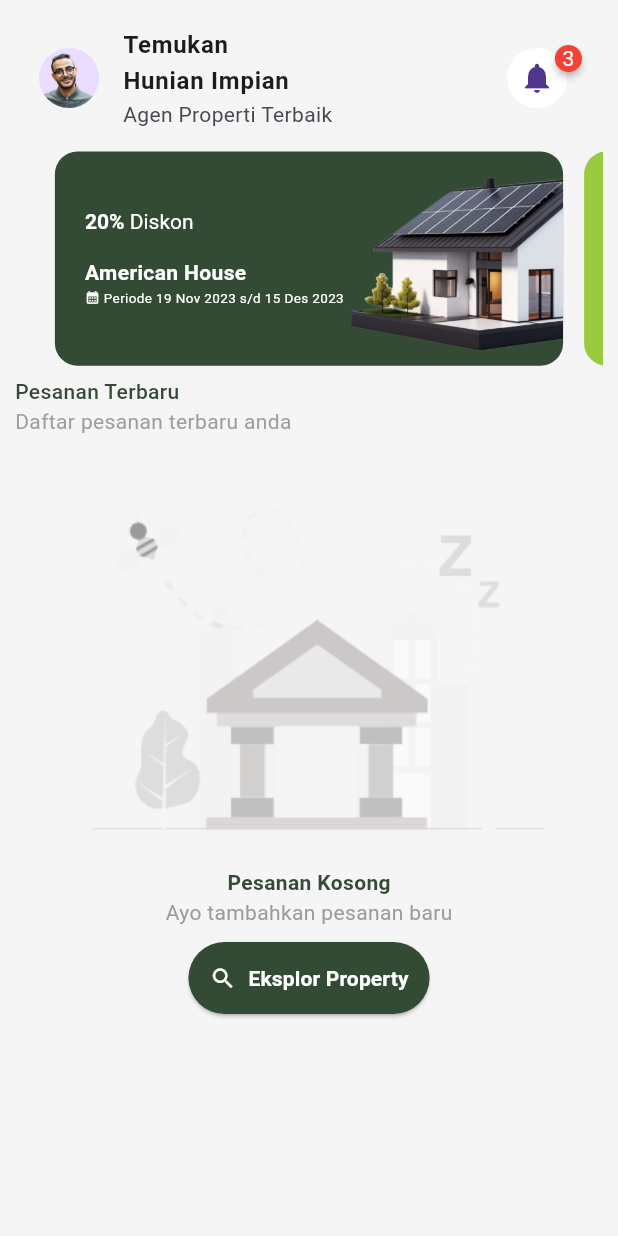
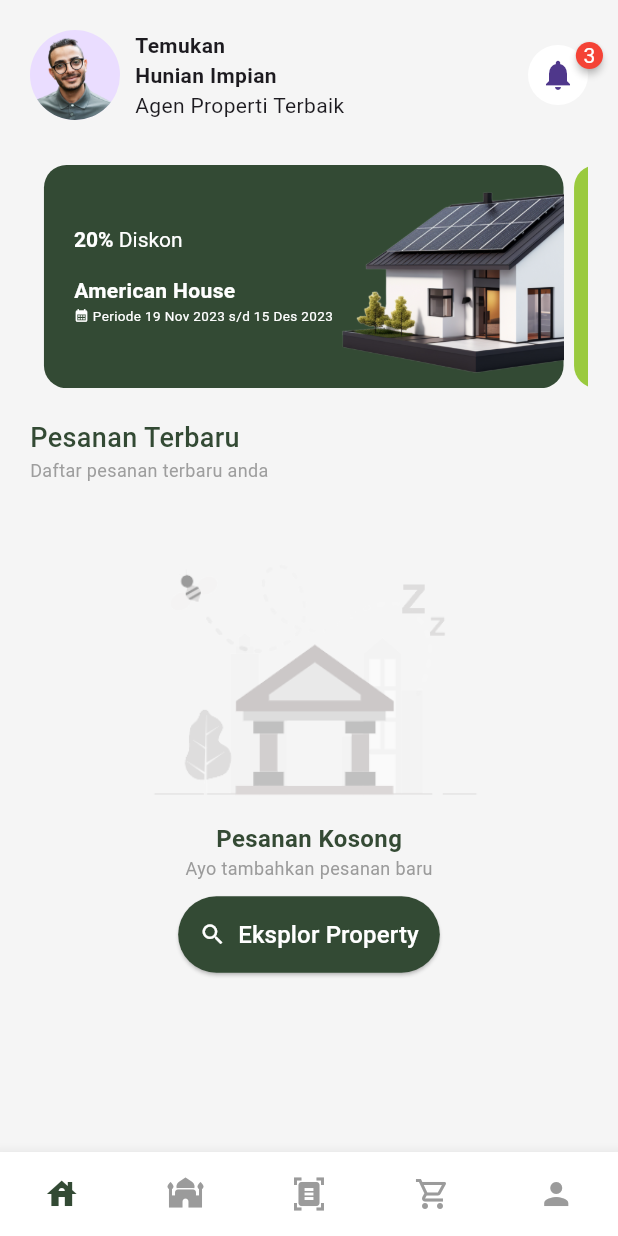
Before and after one commit to fandi0717/property_app, a Flutter app: the screen it shows after launch, after a tap on "Eksplor Property", on a phone screen of 412 x 824 dp. Run offline on Flutter 3.47's test engine with Material 3 defaults, Android fonts, the phone set to English and light mode, and no system bars; drawn by our look-alikes of auto_size_text, badges, carousel_slider, custom_navigation_bar; our stand-ins replace equatable, flutter_bloc, gap.

Commit message:
update ui home empty 1.0

```diff
--- /dev/null
+++ b/lib/core/bottom_navigation_bar/cubit/bottom_navigation_bar_cubit.dart
@@ -0,0 +1,7 @@
+import 'package:flutter_bloc/flutter_bloc.dart';
+
+class BottomNavigationBarCubit extends Cubit<int> {
+  BottomNavigationBarCubit() : super(0);
+
+  changeIndex(int index) => emit(index);
+}
--- /dev/null
+++ b/lib/core/bottom_navigation_bar/widgets/bottom_navigation_bar_widget.dart
@@ -0,0 +1,64 @@
+import 'package:flutter/material.dart';
+import 'package:flutter_bloc/flutter_bloc.dart';
+import 'package:property_app/routes/route_name.dart';
+import 'package:custom_navigation_bar/custom_navigation_bar.dart';
+
+import '../cubit/bottom_navigation_bar_cubit.dart';
+
+// Widget bottomNavigationBarWidget(BuildContext context) {
+//   return AnimatedBottomNavigationBar(
+//     icons: const [
+//       Icons.home,
+//       Icons.house,
+//       Icons.document_scanner,
+//       Icons.shopping_cart,
+//       Icons.person
+//     ],
+//     gapLocation: GapLocation.none,
+//     notchSmoothness: NotchSmoothness.defaultEdge,
+//     leftCornerRadius: 24,
+//     rightCornerRadius: 24,
+//     activeColor: const Color.fromARGB(255, 51, 74, 52),
+//     inactiveColor: const Color.fromARGB(255, 155, 155, 155),
+//     activeIndex: context.read<BottomNavigationBarCubit>().state,
+//     onTap: (int index) {
+//       context.read<BottomNavigationBarCubit>().changeIndex(index);
+//       changeBodyUI(index, context);
+//     },
+//   );
+// }
+
+changeBodyUI(int index, BuildContext context) {
+  switch (index) {
+    case 0:
+      Navigator.of(context)
+          .pushNamedAndRemoveUntil(RouteName.HOME, (route) => false);
+      break;
+    case 1:
+      Navigator.of(context)
+          .pushNamedAndRemoveUntil(RouteName.BUILDING, (route) => false);
+    default:
+      Navigator.of(context)
+          .pushNamedAndRemoveUntil(RouteName.HOME, (route) => false);
+      break;
+  }
+}
+
+Widget bottomNavigationBarWidget(BuildContext context) {
+  return CustomNavigationBar(
+    items: [
+      CustomNavigationBarItem(icon: const Icon(Icons.house)),
+      CustomNavigationBarItem(icon: const Icon(Icons.mosque)),
+      CustomNavigationBarItem(icon: const Icon(Icons.document_scanner)),
+      CustomNavigationBarItem(icon: const Icon(Icons.shopping_cart_outlined)),
+      CustomNavigationBarItem(icon: const Icon(Icons.person)),
+    ],
+    selectedColor: const Color.fromARGB(255, 51, 74, 52),
+    currentIndex: context.read<BottomNavigationBarCubit>().state,
+    unSelectedColor: const Color.fromARGB(255, 155, 155, 155),
+    onTap: (int index) {
+      context.read<BottomNavigationBarCubit>().changeIndex(index);
+      changeBodyUI(index, context);
+    },
+  );
+}
--- /dev/null
+++ b/lib/features/building/presentation/building_screen.dart
@@ -0,0 +1,16 @@
+import 'package:flutter/material.dart';
+import 'package:property_app/core/bottom_navigation_bar/widgets/bottom_navigation_bar_widget.dart';
+
+class BuildingScreen extends StatelessWidget {
+  const BuildingScreen({super.key});
+
+  @override
+  Widget build(BuildContext context) {
+    return Scaffold(
+      body: const Center(
+        child: Text("Building Screen"),
+      ),
+      bottomNavigationBar: bottomNavigationBarWidget(context),
+    );
+  }
+}
--- a/lib/features/home/presentation/screens/home_screen.dart
+++ b/lib/features/home/presentation/screens/home_screen.dart
@@ -1,11 +1,13 @@
 import 'package:carousel_slider/carousel_slider.dart';
 import 'package:flutter/material.dart';
 import 'package:flutter_bloc/flutter_bloc.dart';
+import 'package:property_app/core/bottom_navigation_bar/widgets/bottom_navigation_bar_widget.dart';
 import 'package:property_app/features/home/logic/bloc/home_bloc.dart';
 import 'package:property_app/features/home/presentation/widgets/carousel_slider/slider_property_widget.dart';
-import 'package:flutter_svg/flutter_svg.dart';
+import 'package:gap/gap.dart';
 
 import '../widgets/head/head_widget.dart';
+import '../widgets/home_state/home_empty_widget.dart';
 
 class HomeScreen extends StatelessWidget {
   const HomeScreen({super.key});
@@ -16,11 +18,15 @@ class HomeScreen extends StatelessWidget {
       body: SafeArea(
         child: Container(
           color: Theme.of(context).primaryColor,
-        padding: const EdgeInsets.all(10),
+          // padding: const EdgeInsets.fromLTRB(25, 40, 25, 40),
+          padding: const EdgeInsets.symmetric(horizontal: 20, vertical: 20),
           child: Column(
+            // mainAxisAlignment: MainAxisAlignment.spaceEvenly,
             children: [
               /// [HEAD]
               const HeadWidget(),
+
+              const Gap(30),
 
               /// [CAROUSEL SLIDER]
               CarouselSlider(
@@ -32,6 +38,7 @@ class HomeScreen extends StatelessWidget {
                       endDate: DateTime(2023, 12, 15),
                       backgroundColor: const Color.fromARGB(255, 51, 74, 52),
                     ),
+                    // const Gap(1),
                     SliderPropertyWidget(
                       diskon: 40,
                       name: "American House",
@@ -41,7 +48,7 @@ class HomeScreen extends StatelessWidget {
                     )
                   ],
                   options: CarouselOptions(
-                  viewportFraction: 0.9,
+                    viewportFraction: 0.95,
                     // height: 200,
                     autoPlay: true,
                     aspectRatio: 5 / 2,
@@ -49,122 +56,14 @@ class HomeScreen extends StatelessWidget {
                     // enlargeCenterPage: true
                   )),
 
+              const Gap(20),
+
               /// [BLOC STATE]
               Expanded(
                 child: BlocBuilder<HomeBloc, HomeState>(
                   builder: (context, state) {
                     if (state is HomeEmpty) {
-                    return Container(
-                      child: Column(
-                        // crossAxisAlignment: CrossAxisAlignment.start,
-                        children: [
-                          const Align(
-                            alignment: Alignment.centerLeft,
-                            child: Text(
-                              "Pesanan Terbaru",
-                              style: TextStyle(
-                                fontWeight: FontWeight.w500,
-                                color: Color.fromARGB(
-                                  255,
-                                  51,
-                                  74,
-                                  52,
-                                ),
-                                // fontSize: 18
-                              ),
-                            ),
-                          ),
-                          const Align(
-                            alignment: Alignment.centerLeft,
-                            child: Text(
-                              "Daftar pesanan terbaru anda",
-                              style: TextStyle(
-                                fontWeight: FontWeight.w400,
-                                color: Color.fromARGB(
-                                  255,
-                                  158,
-                                  158,
-                                  158,
-                                ),
-                                // fontSize: 12
-                              ),
-                            ),
-                          ),
-                          // Expanded(
-                          //   child: Stack(
-                          //     alignment: Alignment.center,
-                          //     fit: StackFit.passthrough,
-                          //     children: [
-                          //       SvgPicture.asset(
-                          //         "assets/images/svg/background_bank.svg",
-                          //         semanticsLabel: "Bank",
-                          //         // fit: BoxFit.scaleDown,
-                          //       ),
-                          //       Align(
-                          //         alignment: Alignment.topLeft,
-                          //         child: SvgPicture.asset(
-                          //           "assets/images/svg/fly.svg",
-                          //           semanticsLabel: "Fly",
-                          //           // colorFilter:
-                          //           //     const ColorFilter.matrix([255, 255, 255, 255]),
-                          //         ),
-                          //       ),
-                          //     ],
-                          //   ),
-                          // ),
-                          // SvgPicture.asset(
-                          //   "assets/images/svg/all.svg",
-                          //   semanticsLabel: "hero",
-                          //   height: MediaQuery.of(context).size.height * 0.5,
-                          // ),
-                          Padding(
-                            padding: EdgeInsets.only(
-                                top: MediaQuery.of(context).size.height * 0.05),
-                            child: Image.asset(
-                                "assets/images/background_house.png"),
-                          ),
-                          const Text(
-                            "Pesanan Kosong",
-                            style: TextStyle(
-                                fontWeight: FontWeight.w600,
-                                color: Color.fromARGB(255, 52, 74, 52)),
-                          ),
-                          const Text(
-                            "Ayo tambahkan pesanan baru",
-                            style: TextStyle(
-                                fontWeight: FontWeight.w400,
-                                color: Color.fromARGB(255, 155, 155, 155)),
-                          ),
-                          const SizedBox(
-                            height: 10,
-                          ),
-                          ElevatedButton.icon(
-                            onPressed: () {},
-                            icon: const Icon(
-                              Icons.search,
-                              color: Color.fromARGB(255, 255, 255, 255),
-                            ),
-                            label: const Text(
-                              "Eksplor Property",
-                              style: TextStyle(
-                                  color: Color.fromARGB(255, 255, 255, 255),
-                                  fontWeight: FontWeight.bold),
-                            ),
-                            style: const ButtonStyle(
-                                backgroundColor: MaterialStatePropertyAll(
-                                    Color.fromARGB(255, 51, 74, 52)),
-                                padding: MaterialStatePropertyAll(
-                                    EdgeInsets.all(14))),
-                          ),
-                        ],
-                      ),
-                    );
-                    // return Container(
-                    //   child: SvgPicture.asset(
-                    //     "assets/images/svg/background_bank.svg",
-                    //     semanticsLabel: "Bank",
-                    //   ),
-                    // );
+                      return const HomeEmptyWidget();
                     } else if (state is PesananTerbaru) {}
                     return const SizedBox.shrink();
                   },
@@ -172,7 +71,9 @@ class HomeScreen extends StatelessWidget {
               )
             ],
           ),
-      )),
+        ),
+      ),
+      bottomNavigationBar: bottomNavigationBarWidget(context),
     );
   }
 }
--- a/lib/features/home/presentation/widgets/carousel_slider/slider_property_widget.dart
+++ b/lib/features/home/presentation/widgets/carousel_slider/slider_property_widget.dart
@@ -23,7 +23,7 @@ class SliderPropertyWidget extends StatelessWidget {
   @override
   Widget build(BuildContext context) {
     return Container(
-      margin: const EdgeInsets.all(7),
+      margin: const EdgeInsets.only(right: 7),
       decoration: BoxDecoration(
           color: backgroundColor, borderRadius: BorderRadius.circular(15)),
       child: Row(
--- a/lib/features/home/presentation/widgets/head/head_widget.dart
+++ b/lib/features/home/presentation/widgets/head/head_widget.dart
@@ -1,5 +1,6 @@
 import 'package:flutter/material.dart';
 import 'package:badges/badges.dart' as badges;
+import 'package:gap/gap.dart';
 
 class HeadWidget extends StatelessWidget {
   const HeadWidget({
@@ -8,16 +9,34 @@ class HeadWidget extends StatelessWidget {
 
   @override
   Widget build(BuildContext context) {
-    return const ListTile(
-      leading: CircleAvatar(
+    return const Row(
+      mainAxisAlignment: MainAxisAlignment.spaceBetween,
+      children: [
+        Expanded(
+          child: Row(
+            children: [
+              CircleAvatar(
+                radius: 30,
                 backgroundImage: AssetImage("assets/images/profile_avatar.png"),
               ),
-      title: Text(
+              Gap(10),
+              Column(
+                crossAxisAlignment: CrossAxisAlignment.start,
+                children: [
+                  Text(
                     "Temukan\nHunian Impian",
                     style: TextStyle(fontWeight: FontWeight.bold),
                   ),
-      subtitle: Text("Agen Properti Terbaik"),
-      trailing: badges.Badge(
+                  Text(
+                    "Agen Properti Terbaik",
+                    style: TextStyle(fontWeight: FontWeight.w400),
+                  )
+                ],
+              )
+            ],
+          ),
+        ),
+        badges.Badge(
           badgeContent: Text(
             "3",
             style: TextStyle(color: Colors.white),
@@ -28,6 +47,7 @@ class HeadWidget extends StatelessWidget {
             child: Icon(Icons.notifications),
           ),
         ),
+      ],
     );
   }
 }
--- /dev/null
+++ b/lib/features/home/presentation/widgets/home_state/home_empty_widget.dart
@@ -0,0 +1,87 @@
+import 'package:flutter/material.dart';
+import 'package:gap/gap.dart';
+
+class HomeEmptyWidget extends StatelessWidget {
+  const HomeEmptyWidget({
+    super.key,
+  });
+
+  @override
+  Widget build(BuildContext context) {
+    return Column(
+      // crossAxisAlignment: CrossAxisAlignment.start,
+      children: [
+        const Align(
+          alignment: Alignment.centerLeft,
+          child: Text(
+            "Pesanan Terbaru",
+            style: TextStyle(
+                fontWeight: FontWeight.w500,
+                color: Color.fromARGB(
+                  255,
+                  51,
+                  74,
+                  52,
+                ),
+                fontSize: 18),
+          ),
+        ),
+        const Align(
+          alignment: Alignment.centerLeft,
+          child: Text(
+            "Daftar pesanan terbaru anda",
+            style: TextStyle(
+                fontWeight: FontWeight.w400,
+                color: Color.fromARGB(
+                  255,
+                  158,
+                  158,
+                  158,
+                ),
+                fontSize: 12),
+          ),
+        ),
+        const Gap(50),
+        Image.asset(
+          "assets/images/background_house.png",
+          scale: 1.4,
+        ),
+        const Text(
+          "Pesanan Kosong",
+          style: TextStyle(
+              fontWeight: FontWeight.w600,
+              color: Color.fromARGB(255, 52, 74, 52),
+              fontSize: 16),
+        ),
+        const Text(
+          "Ayo tambahkan pesanan baru",
+          style: TextStyle(
+              fontWeight: FontWeight.w400,
+              color: Color.fromARGB(255, 155, 155, 155),
+              fontSize: 12),
+        ),
+        const SizedBox(
+          height: 10,
+        ),
+        ElevatedButton.icon(
+          onPressed: () {},
+          icon: const Icon(
+            Icons.search,
+            color: Color.fromARGB(255, 255, 255, 255),
+          ),
+          label: const Text(
+            "Eksplor Property",
+            style: TextStyle(
+                color: Color.fromARGB(255, 255, 255, 255),
+                fontWeight: FontWeight.w500,
+                fontSize: 16),
+          ),
+          style: const ButtonStyle(
+              backgroundColor:
+                  MaterialStatePropertyAll(Color.fromARGB(255, 51, 74, 52)),
+              padding: MaterialStatePropertyAll(EdgeInsets.all(14))),
+        ),
+      ],
+    );
+  }
+}
--- a/lib/main.dart
+++ b/lib/main.dart
@@ -2,8 +2,10 @@ import 'package:flutter/material.dart';
 import 'package:flutter_bloc/flutter_bloc.dart';
 import 'package:intl/date_symbol_data_local.dart';
 import 'package:property_app/app.dart';
+import 'package:property_app/core/bottom_navigation_bar/cubit/bottom_navigation_bar_cubit.dart';
 import 'package:property_app/features/home/logic/bloc/home_bloc.dart';
 
+/// TODO : IMPLEMENT TEXTSTYLE : FONTSIZE, FONTFAMILY, FONTWEIGHT, COLOR, ETC
 void main() async {
   await initializeDateFormatting("id", null);
   runApp(const PropertyApp());
@@ -16,6 +18,9 @@ class PropertyApp extends StatelessWidget {
     return MultiBlocProvider(providers: [
       BlocProvider(
         create: (context) => HomeBloc(),
+      ),
+      BlocProvider(
+        create: (context) => BottomNavigationBarCubit(),
       )
     ], child: RootTreeScreen());
   }
--- a/lib/routes/app_route.dart
+++ b/lib/routes/app_route.dart
@@ -1,4 +1,5 @@
 import 'package:flutter/material.dart';
+import 'package:property_app/features/building/presentation/building_screen.dart';
 import 'package:property_app/routes/route_name.dart';
 
 import '../features/home/presentation/screens/home_screen.dart';
@@ -9,6 +10,11 @@ class AppRouter {
       case RouteName.HOME:
         return MaterialPageRoute(
             builder: (context) => const HomeScreen(), settings: routeSettings);
+
+      case RouteName.BUILDING:
+        return MaterialPageRoute(
+            builder: (context) => const BuildingScreen(),
+            settings: routeSettings);
       default:
         return MaterialPageRoute(
             builder: (context) => const HomeScreen(), settings: routeSettings);
--- a/pubspec.yaml
+++ b/pubspec.yaml
@@ -42,6 +42,9 @@ dependencies:
   auto_size_text: ^3.0.0
   intl: ^0.19.0
   flutter_svg: ^2.0.10+1
+  gap: ^3.0.1
+  animated_bottom_navigation_bar: ^1.3.3
+  custom_navigation_bar: ^0.8.2
 
 dev_dependencies:
   flutter_test:
```
Also changed, not shown: assets/icons/svg/bar.svg (added), pubspec.lock. Lines whose indentation alone changed are shown as unchanged.
